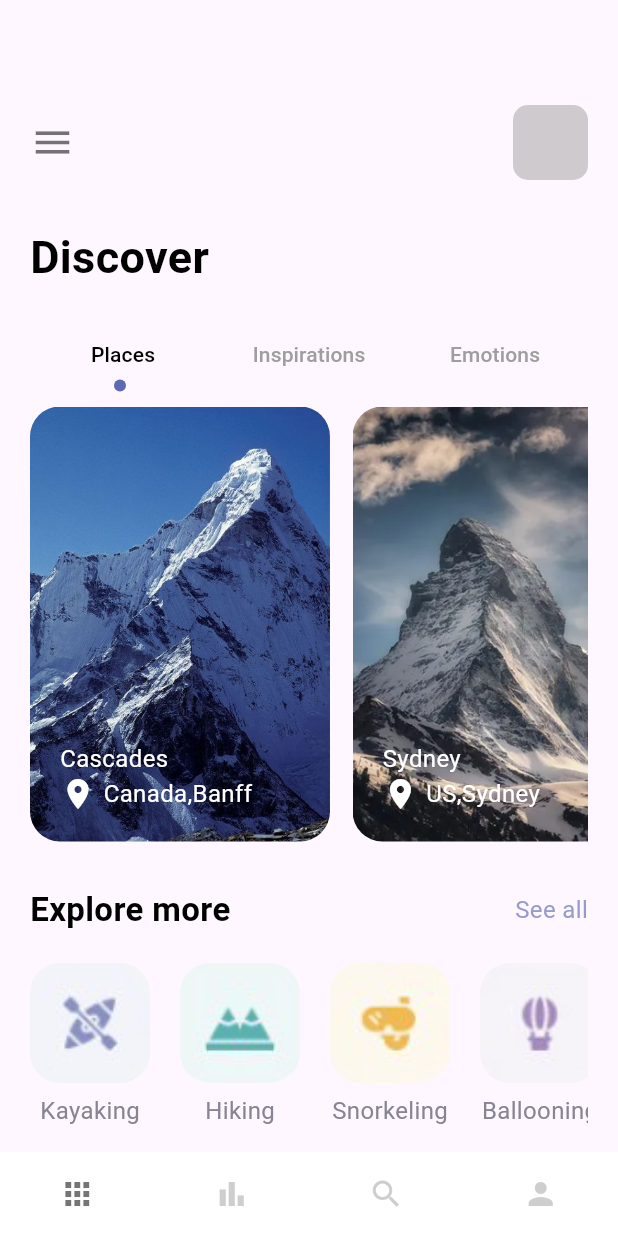
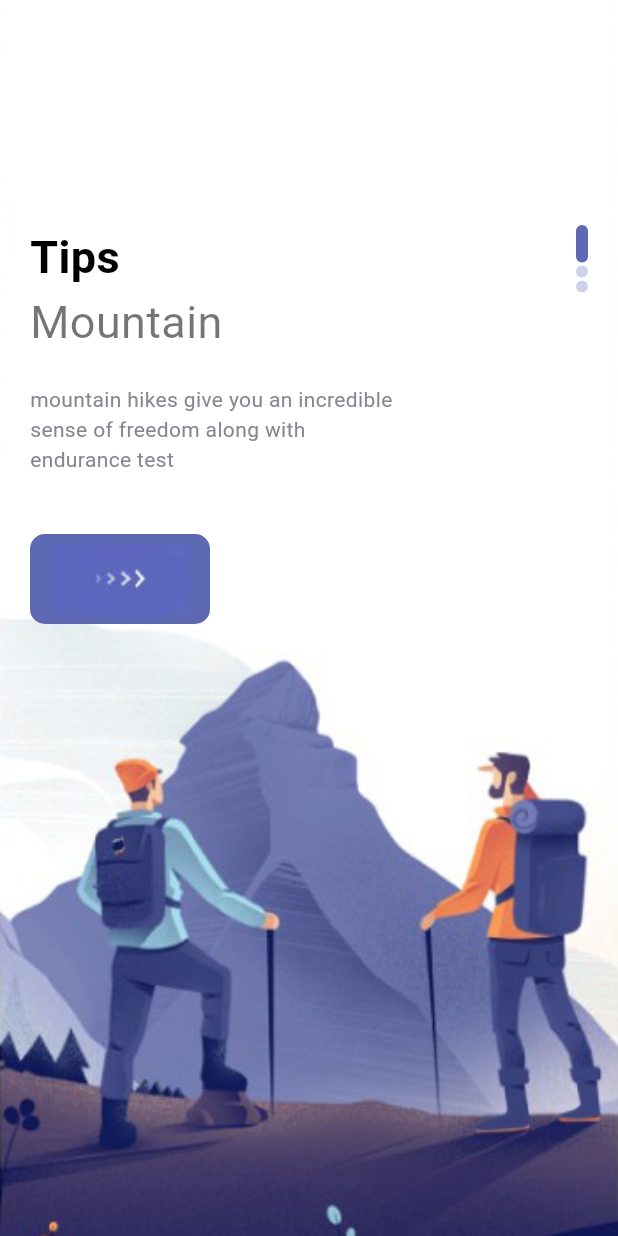
Before and after one commit to mahmoodhamdi/travel_app, a Flutter app: the screen it shows after launch, on a phone screen of 412 x 824 dp. Run offline on Flutter 3.47's test engine with Material 3 defaults, Android fonts, the phone set to English and light mode, and no system bars.

Commit message:
refactor onboarding view code

```diff
--- a/lib/features/home/ui/views/home_view.dart
+++ b/lib/features/home/ui/views/home_view.dart
@@ -65,7 +65,7 @@ class _HomeViewState extends State<HomeView> with TickerProviderStateMixin {
           children: [
             const HomeViewHeader(),
             const SizedBox(
-              height: 30,
+              height: 35,
             ),
             AppLargeText(text: "Discover"),
             const SizedBox(
@@ -92,7 +92,7 @@ class _HomeViewState extends State<HomeView> with TickerProviderStateMixin {
             const SizedBox(
               height: 20,
             ),
-            TravelsListView(travels: travels)
+            TravelsListView(travels: travels),
           ],
         ),
       ),
--- /dev/null
+++ b/lib/features/onboarding/widgets/custom_dots_indicator.dart
@@ -0,0 +1,25 @@
+import 'package:flutter/material.dart';
+import 'package:travel_app/core/misc/colors.dart';
+
+class CustomDotsIndicator extends StatelessWidget {
+  const CustomDotsIndicator({
+    super.key,
+    required this.index,
+  });
+  final int index;
+  @override
+  Widget build(BuildContext context) {
+    return Column(
+        children: List.generate(
+            3,
+            (dotsIndex) => Container(
+                margin: const EdgeInsets.only(bottom: 2),
+                decoration: BoxDecoration(
+                    borderRadius: BorderRadius.circular(8),
+                    color: dotsIndex == index
+                        ? AppColors.mainColor
+                        : AppColors.mainColor.withOpacity(0.3)),
+                width: 8,
+                height: dotsIndex == index ? 25 : 8)));
+  }
+}
--- /dev/null
+++ b/lib/features/onboarding/widgets/page_description.dart
@@ -0,0 +1,42 @@
+import 'package:flutter/material.dart';
+import 'package:travel_app/core/misc/colors.dart';
+import 'package:travel_app/core/widgets/app_large_text.dart';
+import 'package:travel_app/core/widgets/app_text.dart';
+import 'package:travel_app/core/widgets/responsive_button.dart';
+import 'package:travel_app/features/onboarding/data/model/onboarding_page_model.dart';
+
+class PageDescription extends StatelessWidget {
+  const PageDescription({
+    super.key,
+    required this.pages,
+    required this.index,
+  });
+
+  final List<OnboardingPageModel> pages;
+  final int index;
+  @override
+  Widget build(BuildContext context) {
+    return Column(
+      crossAxisAlignment: CrossAxisAlignment.start,
+      children: [
+        AppLargeText(text: pages[index].title),
+        AppText(text: pages[index].subtitle, size: 30),
+        const SizedBox(
+          height: 20,
+        ),
+        SizedBox(
+          width: 250,
+          child: AppText(
+            text: pages[index].description,
+            color: AppColors.textColor2,
+            size: 14,
+          ),
+        ),
+        const SizedBox(
+          height: 40,
+        ),
+        const ResponsiveButton(),
+      ],
+    );
+  }
+}
--- /dev/null
+++ b/lib/features/onboarding/widgets/page_view_item.dart
@@ -0,0 +1,39 @@
+import 'package:flutter/material.dart';
+import 'package:travel_app/features/onboarding/data/model/onboarding_page_model.dart';
+import 'package:travel_app/features/onboarding/widgets/custom_dots_indicator.dart';
+import 'package:travel_app/features/onboarding/widgets/page_description.dart';
+
+class PageViewItem extends StatelessWidget {
+  const PageViewItem({
+    super.key,
+    required this.pages,
+    required this.index,
+  });
+
+  final List<OnboardingPageModel> pages;
+  final int index;
+  @override
+  Widget build(BuildContext context) {
+    return Container(
+        height: double.maxFinite,
+        width: double.maxFinite,
+        decoration: BoxDecoration(
+            image: DecorationImage(
+          fit: BoxFit.cover,
+          image: AssetImage(pages[index].imagePath),
+        )),
+        child: Container(
+          margin: const EdgeInsets.only(top: 150, left: 20, right: 20),
+          child:
+              Row(mainAxisAlignment: MainAxisAlignment.spaceBetween, children: [
+            PageDescription(
+              pages: pages,
+              index: index,
+            ),
+            CustomDotsIndicator(
+              index: index,
+            )
+          ]),
+        ));
+  }
+}
--- a/lib/main.dart
+++ b/lib/main.dart
@@ -1,5 +1,6 @@
 import 'package:flutter/material.dart';
 import 'package:travel_app/features/home/ui/views/main_view.dart';
+import 'package:travel_app/features/onboarding/ui/views/onboarding_view.dart';
 
 void main() {
   runApp(const TravelApp());
@@ -13,7 +14,7 @@ class TravelApp extends StatelessWidget {
     return const MaterialApp(
       debugShowCheckedModeBanner: false,
       title: 'Travel App',
-      home: MainView(),
+      home: OnboardingView(),
     );
   }
 }
```
Also changed, not shown: lib/features/home/ui/views/details_view.dart (added, +14 -0 lines), lib/features/home/ui/widgets/custom_tab_bar.dart (+7 -2 lines), lib/features/onboarding/ui/views/onboarding_view.dart (+2 -52 lines).
